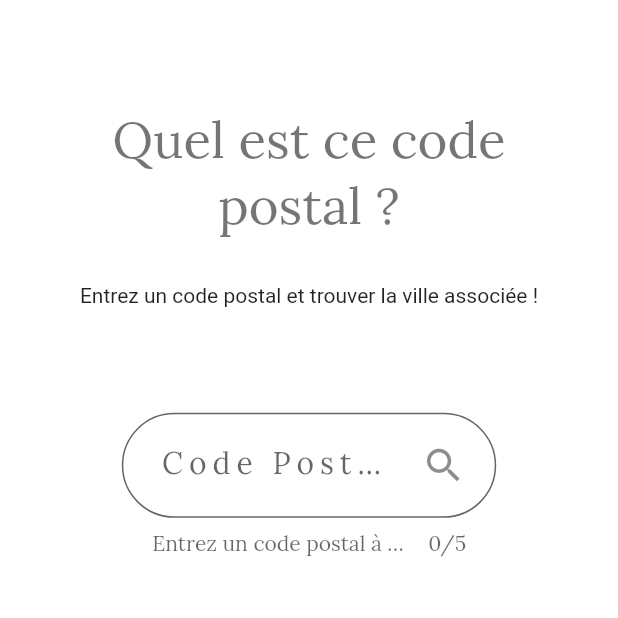
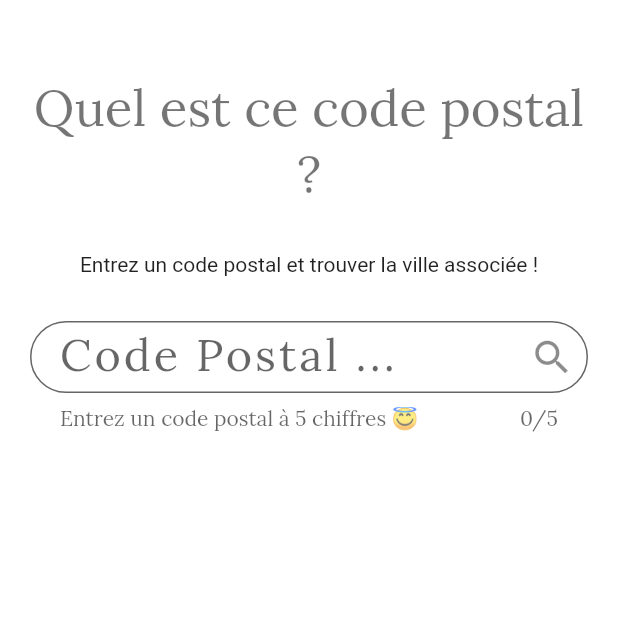
Before and after one commit to adrienarcuri/quel-est-ce-code-postal, a Flutter app: the screen it shows after launch, on a phone screen of 412 x 824 dp, the top half of it. Run offline on Flutter 3.47's test engine with Material 2 defaults, Android fonts, the phone set to English and light mode, and no system bars; our stand-ins replace google_fonts.

Commit message:
Delete  some padding and insert a constraintbox for web format

```diff
--- a/lib/screens/home.dart
+++ b/lib/screens/home.dart
@@ -7,20 +7,24 @@ import 'package:quel_est_ce_code_postal/widgets/title_panel/title_panel.dart';
 class HomeScreen extends StatelessWidget {
   const HomeScreen({Key key}) : super(key: key);
 
+  final double _horizontalPaddingMobile = 0.0;
+  final double _verticalPaddingMobile = 0.0;
+
   @override
   Widget build(BuildContext context) {
     return SafeArea(
       child: Scaffold(
         body: AnimatedScreen(
           child: Padding(
-            padding: EdgeInsets.symmetric(
-                horizontal: MediaQuery.of(context).size.width * 0.10,
-                vertical: MediaQuery.of(context).size.height * 0.05),
-            child: Column(
-              children: [
-                TitlePanel(),
-                Expanded(child: SearchField()),
-              ],
+            padding: const EdgeInsets.all(20.0),
+            child: ConstrainedBox(
+              constraints: BoxConstraints(maxWidth: 767.0),
+              child: Column(
+                children: [
+                  TitlePanel(),
+                  Expanded(child: SearchField()),
+                ],
+              ),
             ),
           ),
         ),
--- a/lib/widgets/search_field/search_field.dart
+++ b/lib/widgets/search_field/search_field.dart
@@ -40,9 +40,7 @@ class _SearchFieldState extends State<SearchField> {
       child: Column(
         mainAxisAlignment: MainAxisAlignment.start,
         children: [
-          Padding(
-            padding: const EdgeInsets.all(40.0),
-            child: TextFormField(
+          TextFormField(
             focusNode: _searchFocusNode,
             controller: _searchController,
             textAlign: TextAlign.center,
@@ -52,8 +50,8 @@ class _SearchFieldState extends State<SearchField> {
             maxLines: 1,
             style: TextStyle(
               //color: Colors.black,
-                fontSize: 20.0,
-                letterSpacing: 4.0,
+              fontSize: 30.0,
+              letterSpacing: 2.0,
             ),
             inputFormatters: [
               FilteringTextInputFormatter.digitsOnly,
@@ -61,15 +59,12 @@ class _SearchFieldState extends State<SearchField> {
             decoration: InputDecoration(
                 contentPadding:
                     EdgeInsets.symmetric(horizontal: 20.0, vertical: 5.0),
-                  labelText: 'Code Postal - Exemple: 34000',
+                labelText: 'Code Postal ...',
                 labelStyle: TextStyle(height: 0.9),
-                  suffixIcon: Padding(
-                    padding: const EdgeInsets.all(20.0),
-                    child: Icon(
+                suffixIcon: Icon(
                   Icons.search,
                   size: 30.0,
                   //color: Colors.white,
-                    ),
                 ),
                 //hintText: _hintText,
                 hintMaxLines: 1,
@@ -114,7 +109,6 @@ class _SearchFieldState extends State<SearchField> {
               return null;
             },
           ),
-          ),
           if (_searchController.text.length == 5)
             FutureBuilder(
               future: fetchCommune(_searchController.text),
```
Lines whose indentation alone changed are shown as unchanged.
